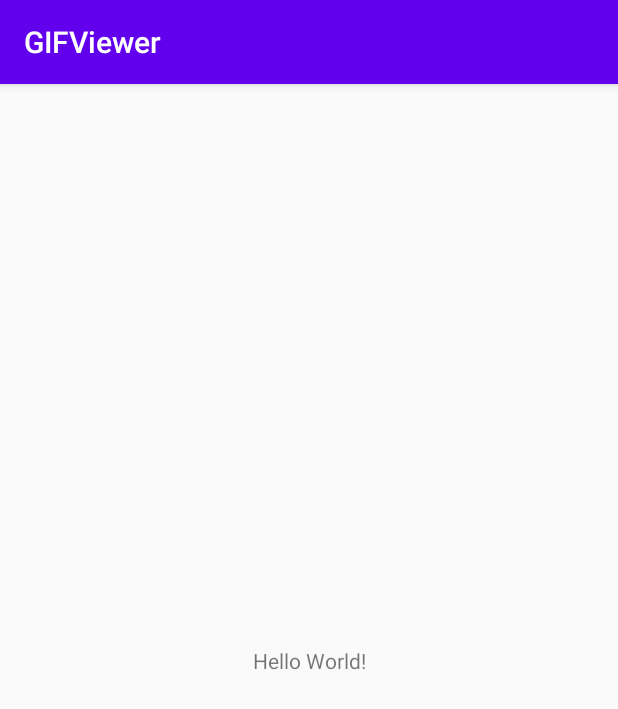
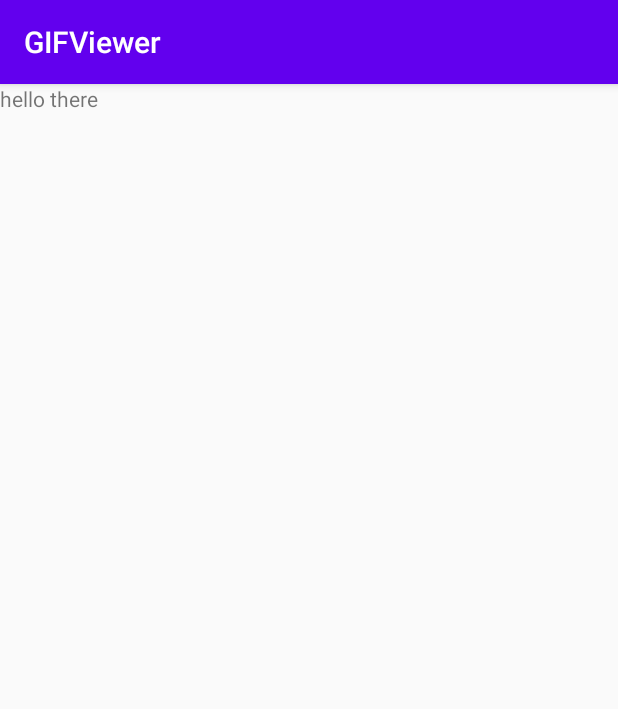
Before and after one commit to cli034/GIFViewer, an Android app: the screen it shows after launch (MainActivity), on a phone screen of 412 x 824 dp. Shown: the top 709 px of the screen. Run offline under Robolectric (Android 15) with nearby library versions, the phone set to English and light mode, and no system bars; our stand-ins replace data binding.

Commit message:
setup nav graph and databinding

```diff
--- a/app/build.gradle
+++ b/app/build.gradle
@@ -23,6 +23,10 @@ android {
         }
     }
 
+    dataBinding {
+        enabled = true
+    }
+
 }
 
 dependencies {
@@ -31,7 +35,13 @@ dependencies {
     implementation 'androidx.appcompat:appcompat:1.0.2'
     implementation 'androidx.core:core-ktx:1.0.2'
     implementation 'androidx.constraintlayout:constraintlayout:1.1.3'
+    implementation 'androidx.legacy:legacy-support-v4:1.0.0'
     testImplementation 'junit:junit:4.12'
     androidTestImplementation 'androidx.test.ext:junit:1.1.1'
     androidTestImplementation 'androidx.test.espresso:espresso-core:3.2.0'
+
+    def nav_version = "2.2.2"
+
+    implementation "androidx.navigation:navigation-fragment-ktx:$nav_version"
+    implementation "androidx.navigation:navigation-ui-ktx:$nav_version"
 }
--- a/app/src/main/AndroidManifest.xml
+++ b/app/src/main/AndroidManifest.xml
@@ -9,7 +9,7 @@
         android:roundIcon="@mipmap/ic_launcher_round"
         android:supportsRtl="true"
         android:theme="@style/AppTheme">
-        <activity android:name=".MainActivity">
+        <activity android:name=".ui.activity.MainActivity">
             <intent-filter>
                 <action android:name="android.intent.action.MAIN" />
 
--- a/app/src/main/java/com/example/gifviewer/MainActivity.kt
+++ b/app/src/main/java/com/example/gifviewer/ui/activity/MainActivity.kt
@@ -1,7 +1,8 @@
-package com.example.gifviewer
+package com.example.gifviewer.ui.activity
 
 import androidx.appcompat.app.AppCompatActivity
 import android.os.Bundle
+import com.example.gifviewer.R
 
 class MainActivity : AppCompatActivity() {
 
--- /dev/null
+++ b/app/src/main/java/com/example/gifviewer/ui/trending/TrendingFragment.kt
@@ -0,0 +1,50 @@
+package com.example.gifviewer.ui.trending
+
+import android.os.Bundle
+import androidx.fragment.app.Fragment
+import android.view.LayoutInflater
+import android.view.View
+import android.view.ViewGroup
+import androidx.databinding.DataBindingUtil
+
+import com.example.gifviewer.R
+import com.example.gifviewer.databinding.FragmentTrendingBinding
+
+/**
+ * A simple [Fragment] subclass.
+ */
+class TrendingFragment : Fragment() {
+
+    lateinit var binding: FragmentTrendingBinding
+
+    override fun onCreateView(
+        inflater: LayoutInflater, container: ViewGroup?,
+        savedInstanceState: Bundle?
+    ): View? {
+        binding = DataBindingUtil.inflate<FragmentTrendingBinding>(
+            inflater,
+            R.layout.fragment_trending,
+            container,
+            false
+        ).apply {
+
+        }
+
+        return binding.root
+    }
+
+    override fun onActivityCreated(savedInstanceState: Bundle?) {
+        super.onActivityCreated(savedInstanceState)
+        initView()
+        initViewModels()
+    }
+
+    private fun initView() {
+        binding.layoutToolbar.toolbar.setTitle(R.string.app_name)
+    }
+
+    private fun initViewModels() {
+
+    }
+
+}
--- a/app/src/main/res/layout/activity_main.xml
+++ b/app/src/main/res/layout/activity_main.xml
@@ -4,15 +4,18 @@
     xmlns:tools="http://schemas.android.com/tools"
     android:layout_width="match_parent"
     android:layout_height="match_parent"
-    tools:context=".MainActivity">
+    tools:context=".ui.activity.MainActivity">
 
-    <TextView
-        android:layout_width="wrap_content"
-        android:layout_height="wrap_content"
-        android:text="Hello World!"
-        app:layout_constraintBottom_toBottomOf="parent"
-        app:layout_constraintLeft_toLeftOf="parent"
-        app:layout_constraintRight_toRightOf="parent"
-        app:layout_constraintTop_toTopOf="parent" />
+    <fragment
+        android:id="@+id/nav_host_fragment"
+        android:name="androidx.navigation.fragment.NavHostFragment"
+        android:layout_width="0dp"
+        android:layout_height="0dp"
+        app:defaultNavHost="true"
+        app:navGraph="@navigation/nav_graph"
+        app:layout_constraintTop_toTopOf="parent"
+        app:layout_constraintStart_toStartOf="parent"
+        app:layout_constraintEnd_toEndOf="parent"
+        app:layout_constraintBottom_toBottomOf="parent"/>
 
 </androidx.constraintlayout.widget.ConstraintLayout>
--- /dev/null
+++ b/app/src/main/res/layout/fragment_trending.xml
@@ -0,0 +1,32 @@
+<?xml version="1.0" encoding="utf-8"?>
+<layout xmlns:android="http://schemas.android.com/apk/res/android"
+    xmlns:tools="http://schemas.android.com/tools"
+    xmlns:app="http://schemas.android.com/apk/res-auto">
+
+    <data>
+
+    </data>
+
+    <androidx.constraintlayout.widget.ConstraintLayout
+        android:layout_width="match_parent"
+        android:layout_height="match_parent"
+        tools:context=".ui.trending.TrendingFragment">
+
+        <include
+            android:id="@+id/layoutToolbar"
+            layout="@layout/toolbar"
+            android:layout_width="match_parent"
+            android:layout_height="wrap_content"
+            app:layout_constraintTop_toTopOf="parent"
+            app:layout_constraintStart_toStartOf="parent"
+            app:layout_constraintEnd_toEndOf="parent"/>
+
+        <TextView
+            android:layout_width="wrap_content"
+            android:layout_height="wrap_content"
+            android:text="hello there"
+            app:layout_constraintTop_toBottomOf="@id/layoutToolbar"
+            app:layout_constraintStart_toStartOf="parent"/>
+
+    </androidx.constraintlayout.widget.ConstraintLayout>
+</layout>
--- /dev/null
+++ b/app/src/main/res/layout/toolbar.xml
@@ -0,0 +1,20 @@
+<?xml version="1.0" encoding="utf-8"?>
+<layout xmlns:android="http://schemas.android.com/apk/res/android"
+    xmlns:tools="http://schemas.android.com/tools"
+    xmlns:app="http://schemas.android.com/apk/res-auto">
+
+    <data>
+
+    </data>
+
+    <androidx.appcompat.widget.Toolbar
+        android:id="@+id/toolbar"
+        android:layout_width="match_parent"
+        android:layout_height="?attr/actionBarSize"
+        android:background="@color/colorPrimary"
+        android:elevation="4dp"
+        app:titleTextColor="@color/colorWhite"
+        tools:title="@string/app_name">
+
+    </androidx.appcompat.widget.Toolbar>
+</layout>
--- /dev/null
+++ b/app/src/main/res/navigation/nav_graph.xml
@@ -0,0 +1,11 @@
+<?xml version="1.0" encoding="utf-8"?>
+<navigation xmlns:android="http://schemas.android.com/apk/res/android"
+    xmlns:app="http://schemas.android.com/apk/res-auto"
+    xmlns:tools="http://schemas.android.com/tools"
+    android:id="@+id/nav_graph"
+    app:startDestination="@id/trendingFragment">
+    <fragment
+        android:id="@+id/trendingFragment"
+        android:name="com.example.gifviewer.ui.trending.TrendingFragment"
+        android:label="TrendingFragment" />
+</navigation>
--- a/app/src/main/res/values/colors.xml
+++ b/app/src/main/res/values/colors.xml
@@ -3,4 +3,5 @@
     <color name="colorPrimary">#6200EE</color>
     <color name="colorPrimaryDark">#3700B3</color>
     <color name="colorAccent">#03DAC5</color>
+    <color name="colorWhite">#FFFFFF</color>
 </resources>
--- a/app/src/main/res/values/strings.xml
+++ b/app/src/main/res/values/strings.xml
@@ -1,3 +1,4 @@
 <resources>
     <string name="app_name">GIFViewer</string>
+    <string name="hello_blank_fragment">Hello blank fragment</string>
 </resources>
--- a/app/src/main/res/values/styles.xml
+++ b/app/src/main/res/values/styles.xml
@@ -1,7 +1,7 @@
 <resources>
 
     <!-- Base application theme. -->
-    <style name="AppTheme" parent="Theme.AppCompat.Light.DarkActionBar">
+    <style name="AppTheme" parent="Theme.AppCompat.Light.NoActionBar">
         <!-- Customize your theme here. -->
         <item name="colorPrimary">@color/colorPrimary</item>
         <item name="colorPrimaryDark">@color/colorPrimaryDark</item>
```
